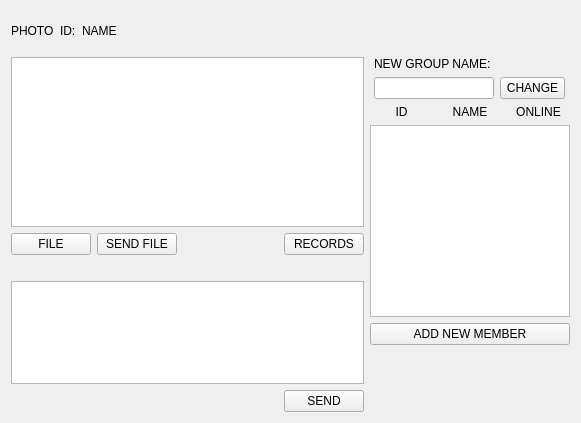
First picture: the form in Chat0.1/chat/group_chat.ui, repository bitlinux/qtchat, before the edit.
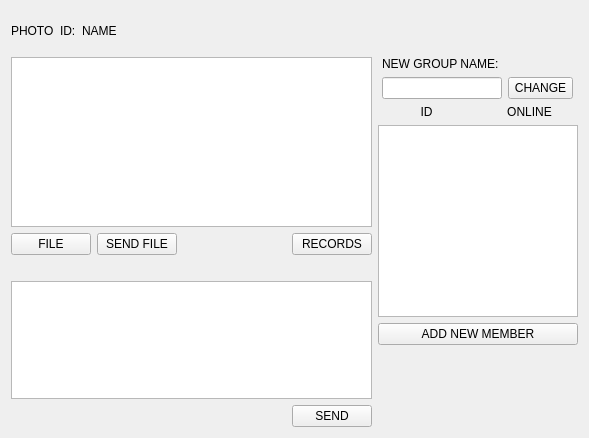
Second picture: the form after the edit.

What changed in the file:
```diff
--- a/Chat0.1/chat/group_chat.ui
+++ b/Chat0.1/chat/group_chat.ui
@@ -6,8 +6,8 @@
    <rect>
     <x>0</x>
     <y>0</y>
-    <width>581</width>
-    <height>423</height>
+    <width>589</width>
+    <height>438</height>
    </rect>
   </property>
   <property name="windowTitle">
@@ -263,16 +263,6 @@
              </property>
             </widget>
            </item>
-           <item>
-            <widget class="QLabel" name="label_3">
-             <property name="text">
-              <string>NAME</string>
-             </property>
-             <property name="alignment">
-              <set>Qt::AlignCenter</set>
-             </property>
-            </widget>
-           </item>
            <item>
             <widget class="QLabel" name="label_2">
              <property name="text">
```
